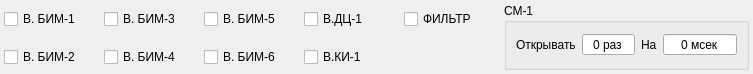
This is src/gui/data/ui/extensions.ui in vlinnik/ASK-260510 as Qt 5 draws it before an edit. The edited form follows.
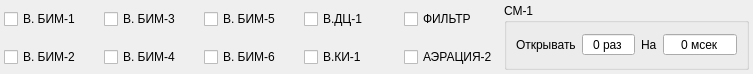
This is the edited form.

```diff
--- a/src/gui/data/ui/extensions.ui
+++ b/src/gui/data/ui/extensions.ui
@@ -147,6 +147,13 @@
      </property>
     </widget>
    </item>
+   <item row="1" column="4">
+    <widget class="QCheckBox" name="aerator_2">
+     <property name="text">
+      <string>АЭРАЦИЯ-2</string>
+     </property>
+    </widget>
+   </item>
   </layout>
  </widget>
  <resources/>
```
